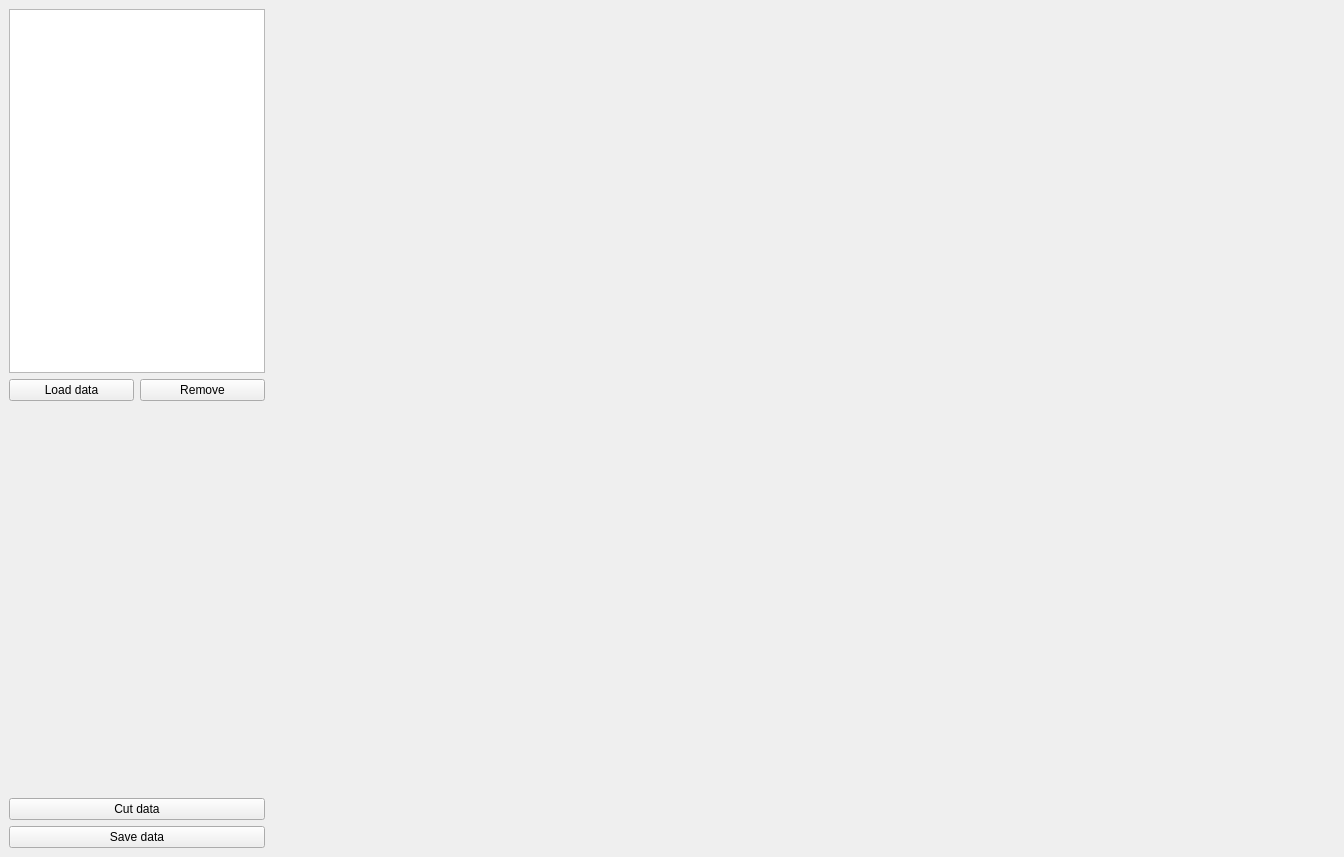
First picture: the form in form.ui, repository SjoerdB93/Datman, before the edit.
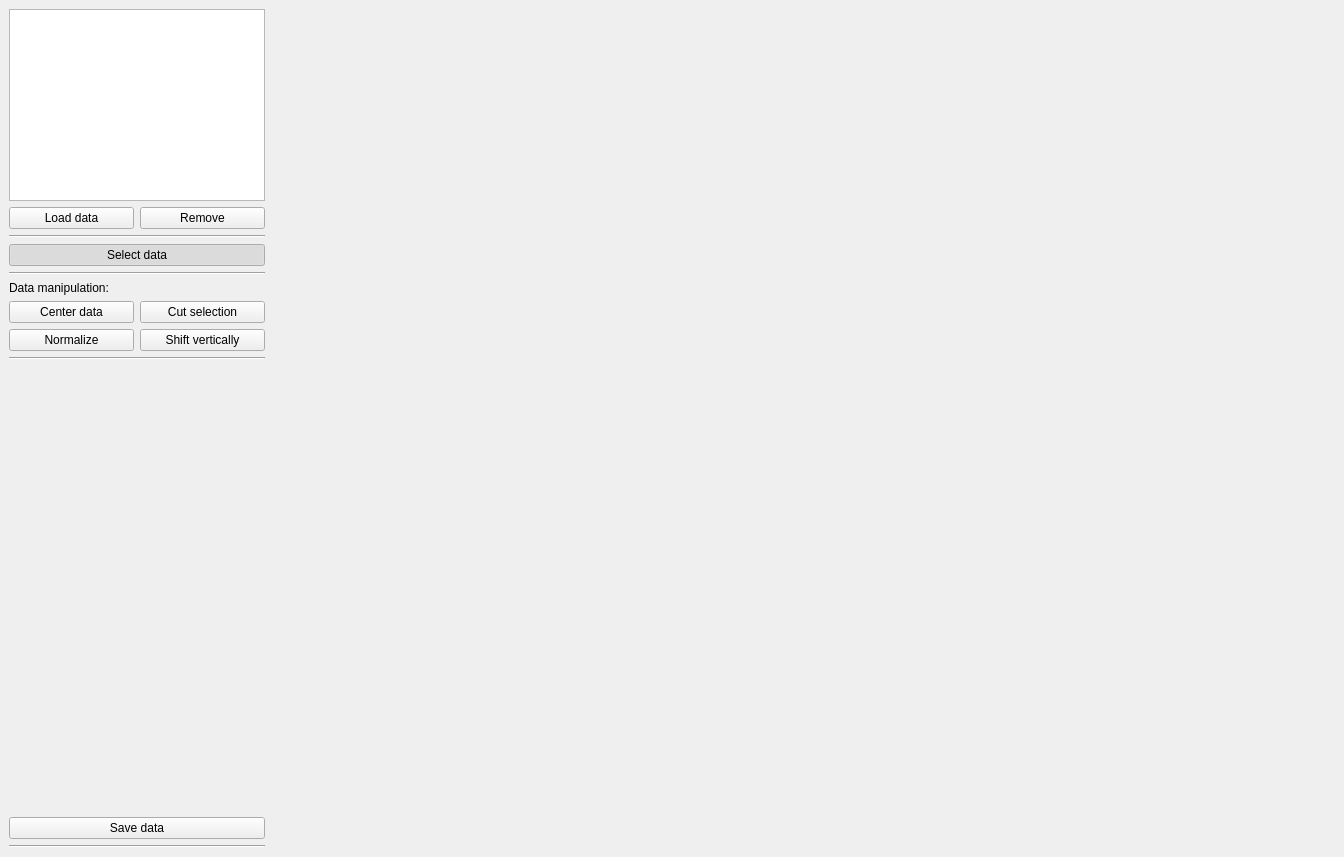
Second picture: the form after the edit.

Commit message: Added following functionalities: Normalize data, center data, vertical shift, select/unselect data.

```diff
--- a/form.ui
+++ b/form.ui
@@ -22,7 +22,7 @@
         <item row="0" column="0">
          <widget class="QListWidget" name="open_item_list">
           <property name="sizePolicy">
-           <sizepolicy hsizetype="Maximum" vsizetype="Expanding">
+           <sizepolicy hsizetype="Maximum" vsizetype="Maximum">
             <horstretch>0</horstretch>
             <verstretch>0</verstretch>
            </sizepolicy>
@@ -50,20 +50,50 @@
        </layout>
       </item>
       <item>
-       <spacer name="verticalSpacer">
+       <widget class="Line" name="line">
         <property name="orientation">
-         <enum>Qt::Vertical</enum>
+         <enum>Qt::Horizontal</enum>
         </property>
-        <property name="sizeHint" stdset="0">
-         <size>
-          <width>20</width>
-          <height>40</height>
-         </size>
+       </widget>
+      </item>
+      <item>
+       <widget class="QPushButton" name="selection_button">
+        <property name="text">
+         <string>Select data</string>
         </property>
-       </spacer>
+        <property name="checkable">
+         <bool>true</bool>
+        </property>
+        <property name="checked">
+         <bool>true</bool>
+        </property>
+       </widget>
       </item>
       <item>
+       <widget class="Line" name="line_5">
+        <property name="orientation">
+         <enum>Qt::Horizontal</enum>
+        </property>
+       </widget>
+      </item>
+      <item>
+       <widget class="QLabel" name="label">
+        <property name="text">
+         <string>Data manipulation:</string>
+        </property>
+       </widget>
+      </item>
+      <item>
+       <layout class="QGridLayout" name="gridLayout_3">
+        <item row="0" column="1">
        <widget class="QPushButton" name="cut_data_button">
+          <property name="text">
+           <string>Cut selection</string>
+          </property>
+         </widget>
+        </item>
+        <item row="0" column="0">
+         <widget class="QPushButton" name="center_button">
         <property name="sizePolicy">
          <sizepolicy hsizetype="Preferred" vsizetype="Maximum">
           <horstretch>0</horstretch>
@@ -77,13 +107,49 @@
          </size>
         </property>
         <property name="text">
-         <string>Cut data</string>
+           <string>Center data</string>
         </property>
         <property name="checkable">
          <bool>false</bool>
         </property>
        </widget>
       </item>
+        <item row="1" column="0">
+         <widget class="QPushButton" name="normalize_button">
+          <property name="text">
+           <string>Normalize</string>
+          </property>
+         </widget>
+        </item>
+        <item row="1" column="1">
+         <widget class="QPushButton" name="shift_vertically_button">
+          <property name="text">
+           <string>Shift vertically</string>
+          </property>
+         </widget>
+        </item>
+       </layout>
+      </item>
+      <item>
+       <widget class="Line" name="line_3">
+        <property name="orientation">
+         <enum>Qt::Horizontal</enum>
+        </property>
+       </widget>
+      </item>
+      <item>
+       <spacer name="verticalSpacer">
+        <property name="orientation">
+         <enum>Qt::Vertical</enum>
+        </property>
+        <property name="sizeHint" stdset="0">
+         <size>
+          <width>20</width>
+          <height>40</height>
+         </size>
+        </property>
+       </spacer>
+      </item>
       <item>
        <widget class="QPushButton" name="save_button">
         <property name="text">
@@ -91,6 +157,13 @@
         </property>
        </widget>
       </item>
+      <item>
+       <widget class="Line" name="line_2">
+        <property name="orientation">
+         <enum>Qt::Horizontal</enum>
+        </property>
+       </widget>
+      </item>
      </layout>
     </item>
     <item>
```
Lines whose indentation alone changed are shown as unchanged. The commit also changes 3 other files.
